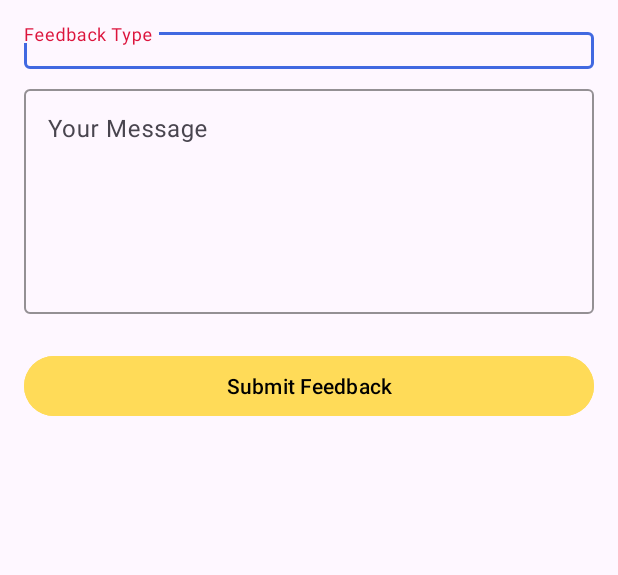
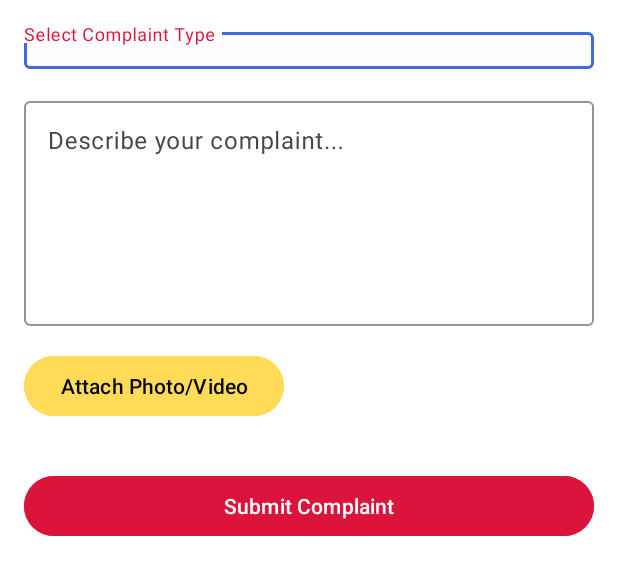
Before and after one commit to IgotW/BrgyOneStop, an Android app built with Jetpack Compose: the layout activity_complaints.xml on its own in the app's theme, with its tools: preview values and no code run, on a phone screen of 412 x 824 dp. Shown: the top 575 px of the screen. Run offline under Robolectric (Android 15) with nearby library versions, the phone set to English and light mode, and no system bars.

Commit message:
Normal Layouts w/o database_Integ
removed fragments and proceeded with simpler layouts

```diff
--- a/app/src/main/res/layout/fragment_feedback.xml
+++ b/app/src/main/res/layout/activity_complaints.xml
@@ -4,54 +4,65 @@
     xmlns:app="http://schemas.android.com/apk/res-auto"
     android:layout_width="match_parent"
     android:layout_height="match_parent"
-    android:padding="16dp">
+    android:padding="16dp"
+    android:background="@color/white">
 
     <LinearLayout
         android:layout_width="match_parent"
         android:layout_height="wrap_content"
         android:orientation="vertical">
 
-        <!-- Feedback Type Dropdown -->
+        <!-- Complaint Type Dropdown -->
+        <com.google.android.material.textfield.TextInputLayout
+            style="@style/Widget.Material3.TextInputLayout.OutlinedBox"
+            android:layout_width="match_parent"
+            android:layout_height="wrap_content"
+            app:boxStrokeColor="@color/royal_blue"
+            android:layout_marginBottom="16dp">
+
+            <AutoCompleteTextView
+                android:id="@+id/actvComplaintType"
+                android:layout_width="match_parent"
+                android:layout_height="wrap_content"
+                android:hint="Select Complaint Type"
+                android:inputType="none"/>
+        </com.google.android.material.textfield.TextInputLayout>
+
+        <!-- Description Field -->
         <com.google.android.material.textfield.TextInputLayout
             style="@style/Widget.Material3.TextInputLayout.OutlinedBox"
             android:layout_width="match_parent"
             android:layout_height="wrap_content"
             app:boxStrokeColor="@color/royal_blue">
 
-            <AutoCompleteTextView
-                android:id="@+id/actvFeedbackType"
+            <com.google.android.material.textfield.TextInputEditText
+                android:id="@+id/etDescription"
                 android:layout_width="match_parent"
-                android:layout_height="wrap_content"
-                android:hint="Feedback Type"
-                android:inputType="none"/>
+                android:layout_height="150dp"
+                android:hint="Describe your complaint..."
+                android:inputType="textMultiLine"
+                android:gravity="start|top"/>
         </com.google.android.material.textfield.TextInputLayout>
 
-        <!-- Message -->
-        <com.google.android.material.textfield.TextInputLayout
-            style="@style/Widget.Material3.TextInputLayout.OutlinedBox"
-            android:layout_width="match_parent"
+        <!-- Attachment Button (Mustard Yellow) -->
+        <Button
+            android:id="@+id/btnAttach"
+            android:layout_width="wrap_content"
             android:layout_height="wrap_content"
-            android:layout_marginTop="8dp"
-            app:boxStrokeColor="@color/royal_blue">
+            android:layout_marginTop="16dp"
+            android:text="Attach Photo/Video"
+            android:backgroundTint="@color/mustard_yellow"
+            android:textColor="@color/black"/>
 
-            <com.google.android.material.textfield.TextInputEditText
-                android:id="@+id/etMessage"
-                android:layout_width="match_parent"
-                android:layout_height="150dp"
-                android:hint="Your Message"
-                android:gravity="start"
-                android:inputType="textMultiLine"/>
-        </com.google.android.material.textfield.TextInputLayout>
-
-        <!-- Submit Button -->
+        <!-- Submit Button (Crimson) -->
         <Button
             android:id="@+id/btnSubmit"
             android:layout_width="match_parent"
             android:layout_height="wrap_content"
-            android:layout_marginTop="24dp"
-            android:text="Submit Feedback"
-            android:backgroundTint="@color/mustard_yellow"
-            android:textColor="@color/black"/>
+            android:layout_marginTop="32dp"
+            android:text="Submit Complaint"
+            android:backgroundTint="@color/crimson"
+            android:textColor="@color/white"/>
 
     </LinearLayout>
 </ScrollView>
```
Also changed, not shown: app/src/main/java/com/google/brgyonestop/Announcement.kt (added, +7 -0 lines), app/src/main/java/com/google/brgyonestop/AnnouncementAdapter.kt (added, +33 -0 lines), app/src/main/java/com/google/brgyonestop/AnnouncementsActivity.kt (added, +30 -0 lines), app/src/main/res/drawable/circle_border_mustard.xml (added, +7 -0 lines), app/src/main/res/layout/activity_announcements.xml (added, +35 -0 lines), app/src/main/res/layout/activity_emergency.xml (added, +36 -0 lines), app/src/main/res/layout/activtity_profile.xml (renamed from app/src/main/res/layout/fragment_profile.xml, +15 -16 lines), app/src/main/res/layout/fragment_announcements.xml (deleted, +0 -8 lines), app/src/main/res/layout/item_announcement.xml (+8 -6 lines).
